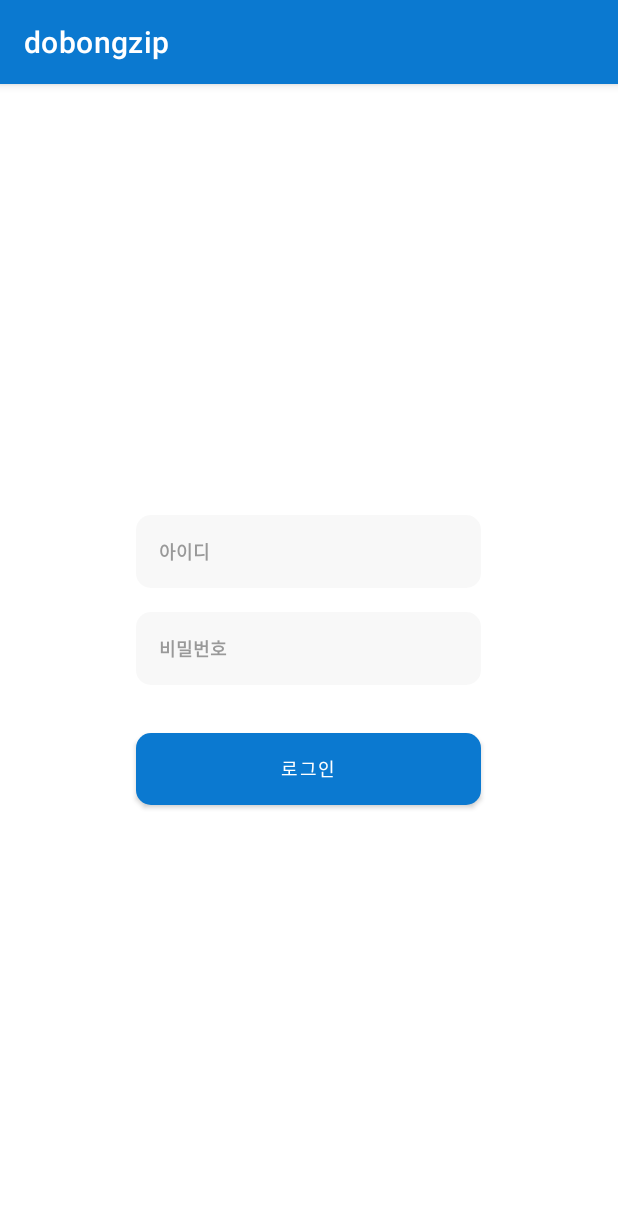
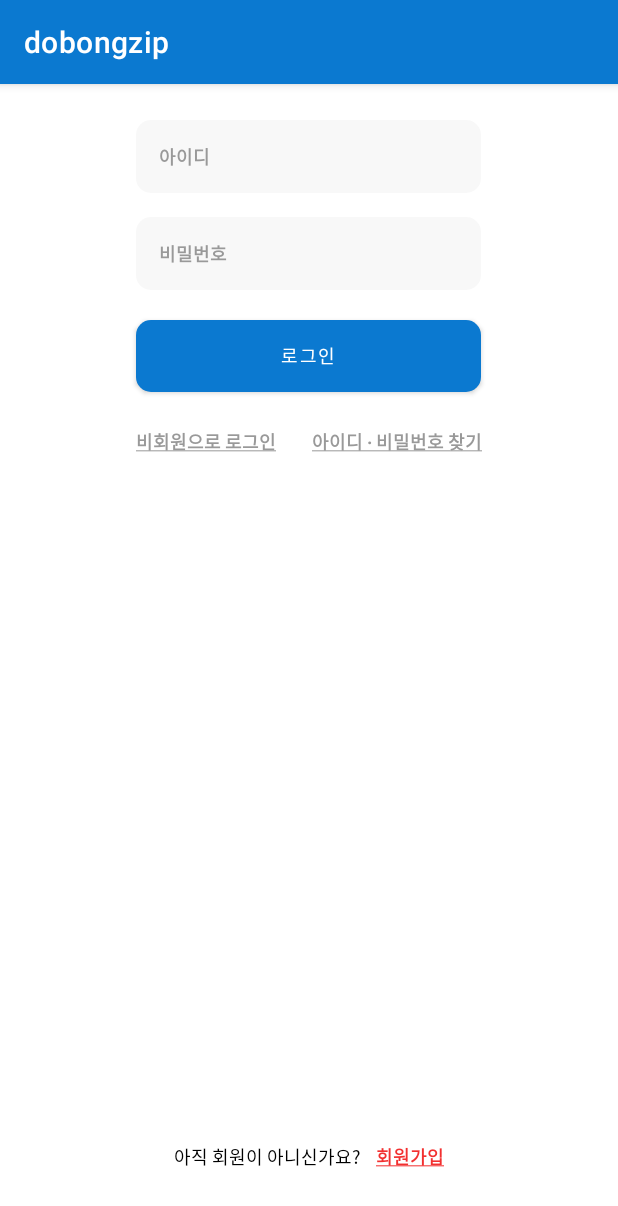
Before and after one commit to DOBONG-explorers/FE, an Android app: the screen it shows after launch (LoginActivity), on a phone screen of 412 x 824 dp. Shown: the top 1206 px of the screen. Run offline under Robolectric (Android 15) with nearby library versions, the phone set to English and light mode, and no system bars.

Commit message:
로그인페이지 수정

```diff
--- a/app/src/main/java/kr/ac/duksung/dobongzip/LoginActivity.kt
+++ b/app/src/main/java/kr/ac/duksung/dobongzip/LoginActivity.kt
@@ -4,6 +4,8 @@ import android.content.Intent
 import android.os.Bundle
 import android.widget.Button
 import androidx.appcompat.app.AppCompatActivity
+import android.widget.TextView
+
 
 class LoginActivity : AppCompatActivity() {
     override fun onCreate(savedInstanceState: Bundle?) {
@@ -16,5 +18,13 @@ class LoginActivity : AppCompatActivity() {
             startActivity(Intent(this, MainActivity::class.java))
             finish() // 로그인 화면 종료
         }
+        findViewById<TextView>(R.id.guest_login).setOnClickListener {
+            // 비회원 로그인 로직
+        }
+
+        findViewById<TextView>(R.id.find_id_pw).setOnClickListener {
+            // 아이디/비밀번호 찾기 이동
+        }
+
     }
 }
--- a/app/src/main/res/layout/activity_login.xml
+++ b/app/src/main/res/layout/activity_login.xml
@@ -1,11 +1,17 @@
 <LinearLayout
     xmlns:android="http://schemas.android.com/apk/res/android"
-    xmlns:app="http://schemas.android.com/apk/res-auto"
-    android:orientation="vertical"
-    android:gravity="center"
     android:layout_width="match_parent"
     android:layout_height="match_parent"
+    android:orientation="vertical"
     android:padding="24dp">
+
+    <!-- 1. 위쪽 콘텐츠 영역 (EditTexts + 버튼 등) -->
+    <LinearLayout
+        android:layout_width="match_parent"
+        android:layout_height="0dp"
+        android:layout_weight="1"
+        android:orientation="vertical"
+        android:gravity="center_horizontal">
 
         <EditText
             android:id="@+id/editTextText"
@@ -13,26 +19,23 @@
             android:layout_height="wrap_content"
             android:layout_marginBottom="16dp"
             android:background="@drawable/edittext_background"
-        android:ems="10"
             android:inputType="text"
+            android:hint="아이디"
             android:padding="15dp"
-        android:hint="아이디"
             android:textColor="#000000"
             android:textColorHint="#999999"
             android:textSize="12sp"
             android:textStyle="bold" />
 
-
         <EditText
             android:id="@+id/editTextTextPassword"
             android:layout_width="230dp"
             android:layout_height="wrap_content"
-        android:layout_marginBottom="32dp"
+            android:layout_marginBottom="20dp"
             android:background="@drawable/edittext_background"
-        android:ems="10"
             android:inputType="textPassword"
+            android:hint="비밀번호"
             android:padding="15dp"
-        android:hint="비밀번호"
             android:textColor="#000000"
             android:textColorHint="#999999"
             android:textSize="12sp"
@@ -47,4 +50,63 @@
             android:text="로그인"
             android:textSize="12sp" />
 
+        <!-- 한 줄 링크 -->
+        <LinearLayout
+            android:layout_width="wrap_content"
+            android:layout_height="wrap_content"
+            android:orientation="horizontal"
+            android:gravity="center"
+            android:layout_marginTop="24dp"
+            android:layout_gravity="center_horizontal">
+
+            <TextView
+                android:id="@+id/guest_login"
+                android:layout_width="wrap_content"
+                android:layout_height="wrap_content"
+                android:text="@string/guest_login_text"
+                android:textColor="#999999"
+                android:textSize="12sp"
+                android:textStyle="bold"
+                android:background="@null"
+                android:paddingEnd="24dp" />
+
+            <TextView
+                android:id="@+id/find_id_pw"
+                android:layout_width="wrap_content"
+                android:layout_height="wrap_content"
+                android:text="@string/find_id_pw_text"
+                android:textColor="#999999"
+                android:textSize="12sp"
+                android:textStyle="bold"
+                android:background="@null" />
         </LinearLayout>
+    </LinearLayout>
+
+    <!-- 2. 하단 회원가입 문구 -->
+    <LinearLayout
+        android:layout_width="wrap_content"
+        android:layout_height="wrap_content"
+        android:orientation="horizontal"
+        android:layout_gravity="center_horizontal"
+        android:layout_marginBottom="20dp">
+
+        <TextView
+            android:id="@+id/not_member_text"
+            android:layout_width="wrap_content"
+            android:layout_height="wrap_content"
+            android:text="아직 회원이 아니신가요?"
+            android:textColor="#000000"
+            android:textSize="12sp"
+            android:layout_marginEnd="10dp"/>
+
+        <TextView
+            android:id="@+id/signup_text"
+            android:layout_width="wrap_content"
+            android:layout_height="wrap_content"
+            android:text="@string/signup_text"
+            android:textColor="#f23030"
+            android:textSize="12sp"
+            android:textStyle="bold"
+            android:background="@null"/>
+    </LinearLayout>
+</LinearLayout>
--- a/app/src/main/res/values/strings.xml
+++ b/app/src/main/res/values/strings.xml
@@ -3,4 +3,10 @@
     <string name="title_home">Home</string>
     <string name="title_dashboard">Dashboard</string>
     <string name="title_notifications">Notifications</string>
+    <string name="guest_login_text"><u>비회원으로 로그인</u></string>
+    <string name="find_id_pw_text"><u>아이디 · 비밀번호 찾기</u></string>
+
+    <string name="signup_text"><u>회원가입</u></string>
+
+
 </resources>
```
Lines whose indentation alone changed are shown as unchanged.
